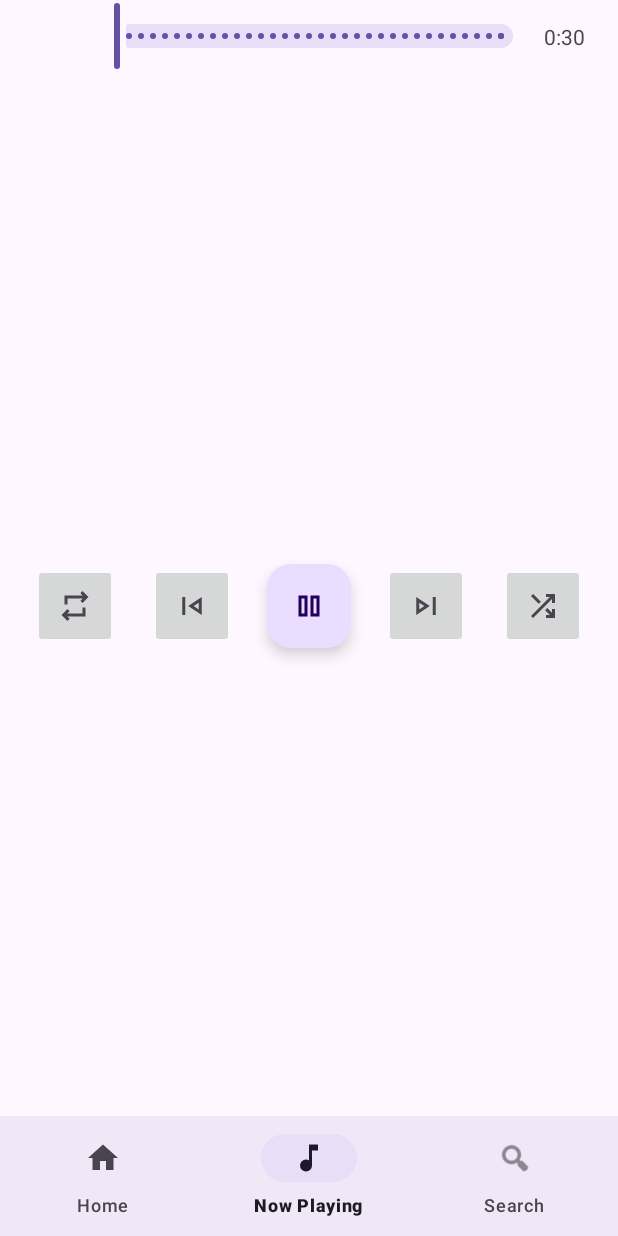
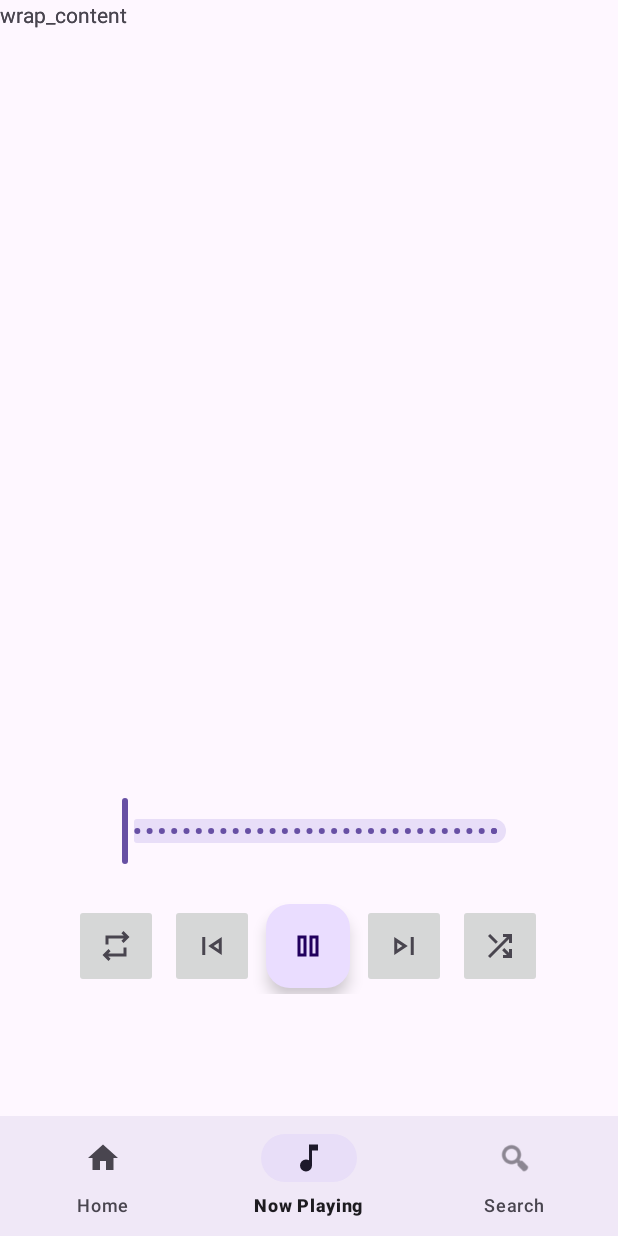
Before and after one commit to DoMHieu/Mobile-Dev-Gr8, an Android app: the screen it shows after launch (MainActivity), item 2 of the bottom bar chosen, on a phone screen of 412 x 824 dp. Run offline under Robolectric (Android 15) with nearby library versions, the phone set to English and light mode, and no system bars; 2 statements that could not run were skipped.

Commit message:
fixed fragment_playback layout

```diff
--- a/music/app/src/main/res/layout/fragment_playback.xml
+++ b/music/app/src/main/res/layout/fragment_playback.xml
@@ -6,43 +6,73 @@
     android:layout_height="match_parent"
     android:orientation="vertical">
 
+    <TextView
+        android:id="@+id/textView"
+        android:layout_width="wrap_content"
+        android:layout_height="wrap_content"
+        android:text="wrap_content"
+        tools:layout_editor_absoluteX="120dp"
+        tools:layout_editor_absoluteY="30dp" />
+
+    <TextView
+        android:id="@+id/textView2"
+        android:layout_width="wrap_content"
+        android:layout_height="wrap_content"
+        android:text="wrap_content"
+        tools:layout_editor_absoluteX="16dp"
+        tools:layout_editor_absoluteY="49dp" />
+
     <com.google.android.material.textview.MaterialTextView
         android:id="@+id/songCurrentProgress"
         android:layout_width="wrap_content"
         android:layout_height="wrap_content"
-        android:layout_marginStart="16dp"
         android:gravity="center"
         android:minWidth="40dp"
         android:singleLine="true"
         android:textColor="?android:attr/textColorSecondary"
-        app:layout_constraintBottom_toBottomOf="@+id/progressSlider"
-        app:layout_constraintStart_toStartOf="parent"
+        app:layout_constraintEnd_toStartOf="@id/progressSlider"
         app:layout_constraintTop_toTopOf="@id/progressSlider"
-        tools:text="@tools:sample/date/hhmmss" />
+        app:layout_constraintBottom_toBottomOf="@id/progressSlider"
+        tools:text="@tools:sample/date/hhmmss"/>
 
     <com.google.android.material.slider.Slider
         android:id="@+id/progressSlider"
         style="@style/Widget.Material3.Slider"
-        android:layout_width="0dp"
+        android:layout_width="290dp"
         android:layout_height="wrap_content"
         android:maxHeight="2dp"
-        app:layout_constraintEnd_toStartOf="@id/songTotalTime"
-        app:layout_constraintStart_toEndOf="@id/songCurrentProgress"
-        app:layout_constraintTop_toTopOf="parent" />
+        android:layout_marginTop="530dp"
+        app:layout_constraintTop_toTopOf="parent"
+        app:layout_constraintStart_toStartOf="parent"
+        app:layout_constraintEnd_toEndOf="parent" />
 
     <com.google.android.material.textview.MaterialTextView
-        android:id="@+id/songTotalTime"
-        android:layout_width="40dp"
+        android:layout_width="wrap_content"
         android:layout_height="wrap_content"
-        android:layout_marginEnd="16dp"
         android:gravity="center"
         android:minWidth="40dp"
         android:singleLine="true"
         android:textColor="?android:attr/textColorSecondary"
-        app:layout_constraintBottom_toBottomOf="@+id/progressSlider"
+        app:layout_constraintStart_toEndOf="@id/progressSlider"
+        app:layout_constraintTop_toTopOf="@id/progressSlider"
+        app:layout_constraintBottom_toBottomOf="@id/progressSlider"
+        tools:text="@tools:sample/date/hhmmss"/>
+
+    <GridLayout
+        android:id="@+id/buttonGrid"
+        android:layout_width="wrap_content"
+        android:layout_height="wrap_content"
+        android:alignmentMode="alignMargins"
+        android:columnCount="5"
+        android:gravity="center"
+        android:rowCount="1"
+        android:useDefaultMargins="true"
+        app:layout_constraintBottom_toBottomOf="parent"
         app:layout_constraintEnd_toEndOf="parent"
-        app:layout_constraintTop_toTopOf="@id/progressSlider"
-        tools:text="@tools:sample/date/hhmmss" />
+        app:layout_constraintHorizontal_bias="0.494"
+        app:layout_constraintStart_toStartOf="parent"
+        app:layout_constraintTop_toTopOf="parent"
+        app:layout_constraintVertical_bias="0.88">
 
         <androidx.appcompat.widget.AppCompatImageButton
             android:id="@+id/repeatButton"
@@ -63,6 +93,8 @@
             android:id="@+id/previousButton"
             android:layout_width="wrap_content"
             android:layout_height="wrap_content"
+            android:layout_row="0"
+            android:layout_column="1"
             android:padding="16dp"
             android:scaleType="fitCenter"
             app:layout_constraintBottom_toBottomOf="@+id/playPauseButton"
@@ -77,13 +109,6 @@
             android:id="@+id/playPauseButton"
             android:layout_width="wrap_content"
             android:layout_height="wrap_content"
-        android:layout_marginTop="16dp"
-
-        app:layout_constraintBottom_toBottomOf="parent"
-        app:layout_constraintEnd_toStartOf="@+id/nextButton"
-        app:layout_constraintHorizontal_bias="0.5"
-        app:layout_constraintStart_toEndOf="@+id/previousButton"
-        app:layout_constraintTop_toBottomOf="@+id/progressSlider"
             app:srcCompat="@drawable/pause_24px"
             tools:tint="@color/black" />
 
@@ -91,7 +116,6 @@
             android:id="@+id/nextButton"
             android:layout_width="wrap_content"
             android:layout_height="wrap_content"
-
             android:padding="16dp"
             android:scaleType="fitCenter"
             app:layout_constraintBottom_toBottomOf="@+id/playPauseButton"
@@ -106,7 +130,6 @@
             android:id="@+id/shuffleButton"
             android:layout_width="wrap_content"
             android:layout_height="wrap_content"
-
             android:padding="16dp"
             android:scaleType="fitCenter"
             app:layout_constraintBottom_toBottomOf="@+id/nextButton"
@@ -117,4 +140,6 @@
             tools:ignore="MissingPrefix"
             tools:tint="@color/black" />
 
+    </GridLayout>
+
 </androidx.constraintlayout.widget.ConstraintLayout>
```
Lines whose indentation alone changed are shown as unchanged.
